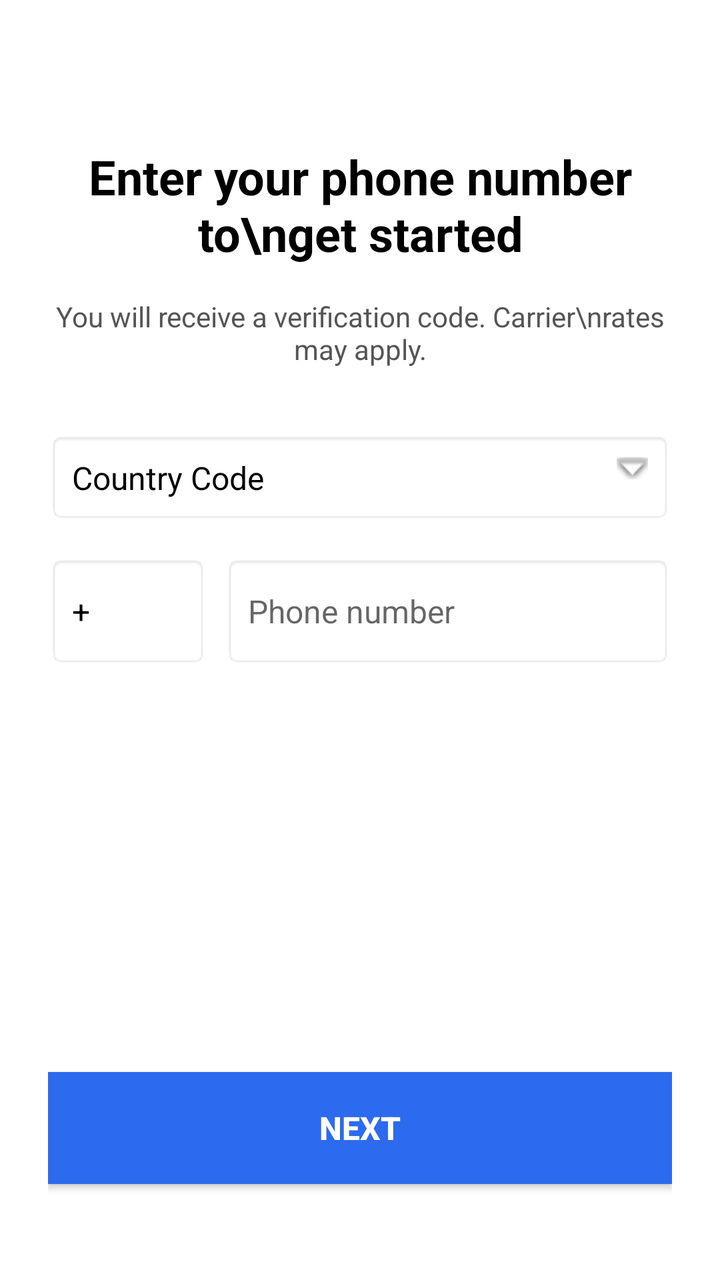
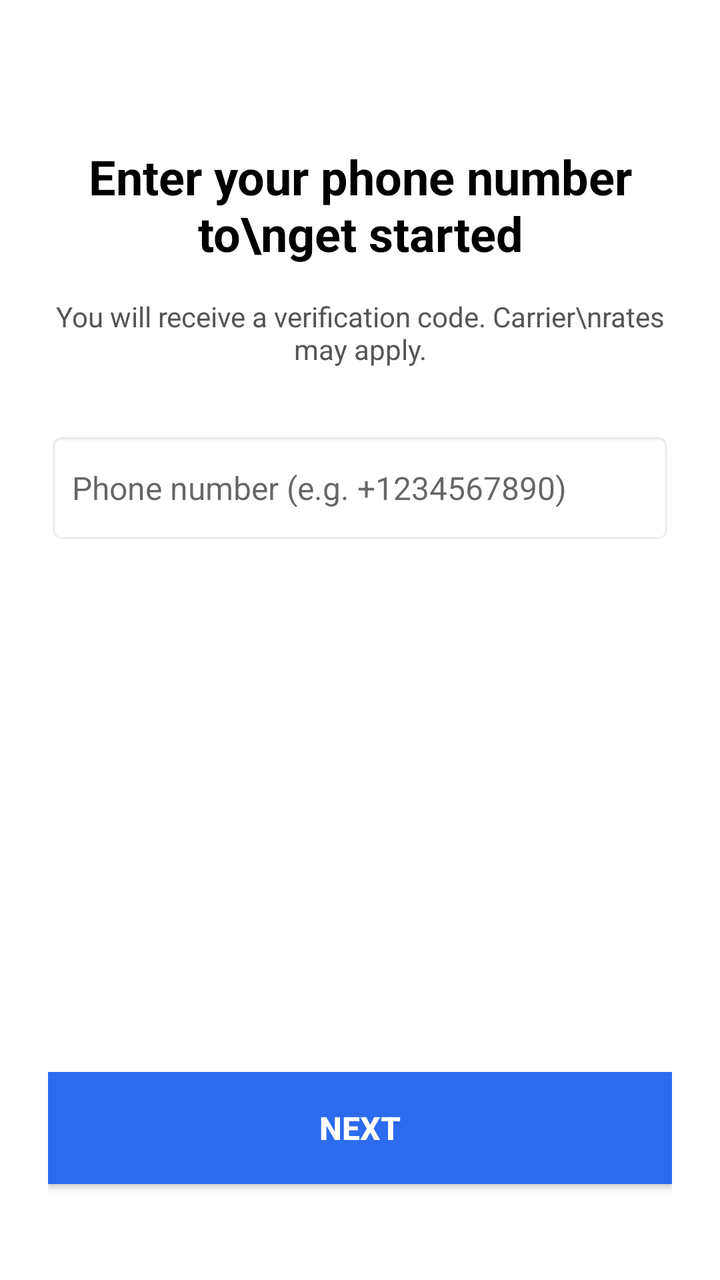

Two renders of the same Android screen: before a commit and after it. Below are the layout's source before the change and the commit's diff.
<!-- AndroidManifest.xml: activity theme Theme.Legacysignal -->
<!-- res/layout/activity_login.xml -->
<?xml version="1.0" encoding="utf-8"?>
<ViewFlipper xmlns:android="http://schemas.android.com/apk/res/android"
    android:id="@+id/viewFlipper"
    android:layout_width="match_parent"
    android:layout_height="match_parent"
    android:background="#FFFFFF">

    
    <LinearLayout
        android:layout_width="match_parent"
        android:layout_height="match_parent"
        android:orientation="vertical"
        android:padding="24dp">

        <TextView
            android:layout_width="match_parent"
            android:layout_height="wrap_content"
            android:text="Enter your phone number to\nget started"
            android:textSize="24sp"
            android:textStyle="bold"
            android:textColor="#000000"
            android:gravity="center"
            android:layout_marginTop="48dp"
            android:layout_marginBottom="16dp"/>

        <TextView
            android:layout_width="match_parent"
            android:layout_height="wrap_content"
            android:text="You will receive a verification code. Carrier\nrates may apply."
            android:textSize="14sp"
            android:textColor="#555555"
            android:gravity="center"
            android:layout_marginBottom="32dp"/>

        
        <LinearLayout
            android:layout_width="match_parent"
            android:layout_height="wrap_content"
            android:orientation="horizontal"
            android:background="@android:drawable/editbox_background_normal"
            android:padding="12dp"
            android:layout_marginBottom="16dp">
            
            <TextView
                android:layout_width="0dp"
                android:layout_height="wrap_content"
                android:layout_weight="1"
                android:text="Country Code"
                android:textColor="#000000"
                android:textSize="16sp"/>
                
            <ImageView
                android:layout_width="wrap_content"
                android:layout_height="wrap_content"
                android:src="@android:drawable/arrow_down_float"/>
        </LinearLayout>

        
        <LinearLayout
            android:layout_width="match_parent"
            android:layout_height="wrap_content"
            android:orientation="horizontal">

            <EditText
                android:layout_width="80dp"
                android:layout_height="56dp"
                android:background="@android:drawable/editbox_background_normal"
                android:padding="12dp"
                android:text="+"
                android:inputType="phone"
                android:textColor="#000000"
                android:textSize="16sp"
                android:layout_marginEnd="8dp"/>

            <EditText
                android:id="@+id/etPhoneNumber"
                android:layout_width="0dp"
                android:layout_height="56dp"
                android:layout_weight="1"
                android:background="@android:drawable/editbox_background_normal"
                android:padding="12dp"
                android:hint="Phone number"
                android:inputType="phone"
                android:textColor="#000000"
                android:textSize="16sp"/>
        </LinearLayout>

        <View
            android:layout_width="match_parent"
            android:layout_height="0dp"
            android:layout_weight="1"/>

        <Button
            android:id="@+id/btnRequestSms"
            android:layout_width="match_parent"
            android:layout_height="56dp"
            android:background="#2C6BED"
            android:textColor="#FFFFFF"
            android:textSize="16sp"
            android:textStyle="bold"
            android:text="NEXT"
            android:layout_marginBottom="24dp"/>
    </LinearLayout>

    
    <LinearLayout
        android:layout_width="match_parent"
        android:layout_height="match_parent"
        android:orientation="vertical"
        android:padding="24dp">

        <TextView
            android:layout_width="match_parent"
            android:layout_height="wrap_content"
            android:text="Verification Code"
            android:textSize="24sp"
            android:textStyle="bold"
            android:textColor="#000000"
            android:gravity="center"
            android:layout_marginTop="48dp"
            android:layout_marginBottom="8dp"/>

        <TextView
            android:id="@+id/tvCodeSentTo"
            android:layout_width="match_parent"
            android:layout_height="wrap_content"
            android:text="Enter the code we sent to"
            android:textSize="14sp"
            android:textColor="#555555"
            android:gravity="center"
            android:layout_marginBottom="8dp"/>

        <TextView
            android:layout_width="match_parent"
            android:layout_height="wrap_content"
            android:text="Wrong number?"
            android:textSize="14sp"
            android:textColor="#2C6BED"
            android:gravity="center"
            android:layout_marginBottom="48dp"/>

        
        <LinearLayout
            android:layout_width="match_parent"
            android:layout_height="wrap_content"
            android:orientation="horizontal"
            android:gravity="center">

            <EditText
                android:id="@+id/etPassword"
                android:layout_width="wrap_content"
                android:layout_height="wrap_content"
                android:minWidth="200dp"
                android:background="@null"
                android:gravity="center"
                android:hint="- - -   - - -"
                android:letterSpacing="0.4"
                android:inputType="numberPassword"
                android:textColor="#000000"
                android:textSize="32sp" />
                
        </LinearLayout>
        
        <View
            android:layout_width="200dp"
            android:layout_height="2dp"
            android:layout_gravity="center_horizontal"
            android:background="#CCCCCC"/>

        <View
            android:layout_width="match_parent"
            android:layout_height="0dp"
            android:layout_weight="1"/>

        <Button
            android:id="@+id/btnLogin"
            android:layout_width="match_parent"
            android:layout_height="56dp"
            android:background="#2C6BED"
            android:textColor="#FFFFFF"
            android:textSize="16sp"
            android:textStyle="bold"
            android:text="VERIFY"
            android:layout_marginBottom="24dp"/>

    </LinearLayout>

</ViewFlipper>
<!-- resources referenced by this layout -->
<resources>
  <style name="Theme.Legacysignal" parent="Theme.AppCompat.Light.DarkActionBar">
          
      </style>
</resources>

<!-- the commit's change to res/layout/activity_login.xml (unified diff, before → after) -->
@@ -33,57 +33,16 @@
             android:layout_marginBottom="32dp"/>
 
         
-        <LinearLayout
+        <EditText
+            android:id="@+id/etPhoneNumber"
             android:layout_width="match_parent"
-            android:layout_height="wrap_content"
-            android:orientation="horizontal"
+            android:layout_height="56dp"
             android:background="@android:drawable/editbox_background_normal"
             android:padding="12dp"
-            android:layout_marginBottom="16dp">
-            
-            <TextView
-                android:layout_width="0dp"
-                android:layout_height="wrap_content"
-                android:layout_weight="1"
-                android:text="Country Code"
-                android:textColor="#000000"
-                android:textSize="16sp"/>
-                
-            <ImageView
-                android:layout_width="wrap_content"
-                android:layout_height="wrap_content"
-                android:src="@android:drawable/arrow_down_float"/>
-        </LinearLayout>
-
-        
-        <LinearLayout
-            android:layout_width="match_parent"
-            android:layout_height="wrap_content"
-            android:orientation="horizontal">
-
-            <EditText
-                android:layout_width="80dp"
-                android:layout_height="56dp"
-                android:background="@android:drawable/editbox_background_normal"
-                android:padding="12dp"
-                android:text="+"
-                android:inputType="phone"
-                android:textColor="#000000"
-                android:textSize="16sp"
-                android:layout_marginEnd="8dp"/>
-
-            <EditText
-                android:id="@+id/etPhoneNumber"
-                android:layout_width="0dp"
-                android:layout_height="56dp"
-                android:layout_weight="1"
-                android:background="@android:drawable/editbox_background_normal"
-                android:padding="12dp"
-                android:hint="Phone number"
-                android:inputType="phone"
-                android:textColor="#000000"
-                android:textSize="16sp"/>
-        </LinearLayout>
+            android:hint="Phone number (e.g. +1234567890)"
+            android:inputType="phone"
+            android:textColor="#000000"
+            android:textSize="16sp"/>
 
         <View
             android:layout_width="match_parent"
@@ -155,7 +114,7 @@
                 android:gravity="center"
                 android:hint="- - -   - - -"
                 android:letterSpacing="0.4"
-                android:inputType="numberPassword"
+                android:inputType="number"
                 android:textColor="#000000"
                 android:textSize="32sp" />
                 
